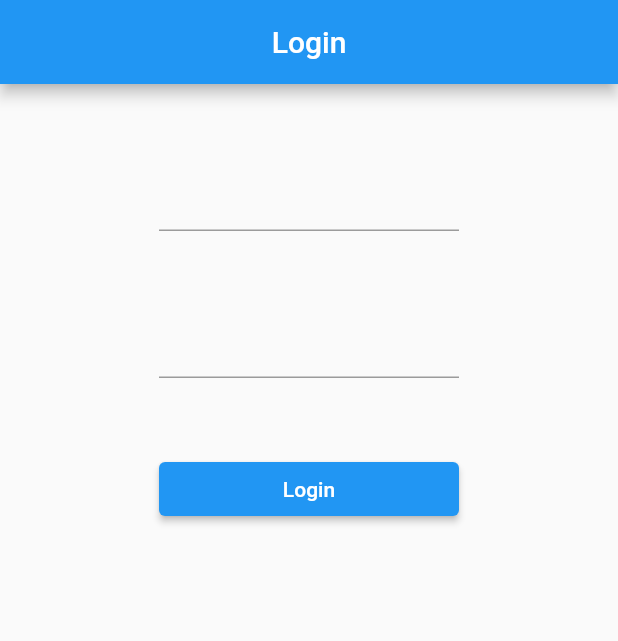
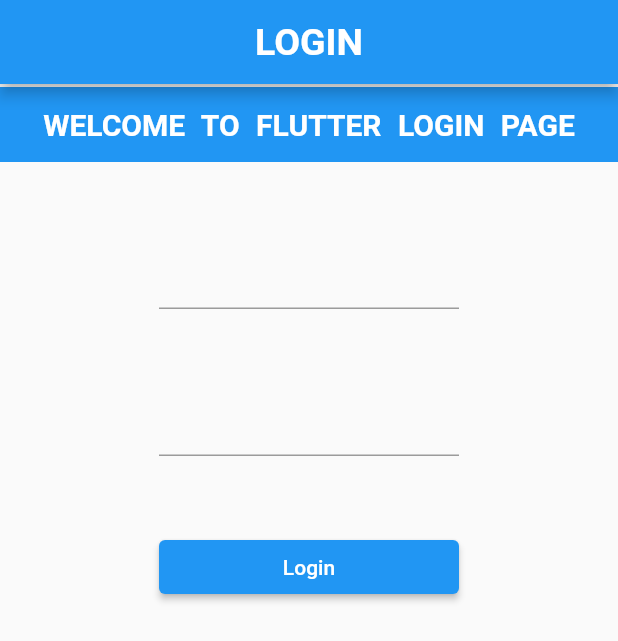
Before and after one commit to waleedrehman31/learning-flutter, a Flutter app: the screen it shows after launch, on a phone screen of 412 x 824 dp. Shown: the top 641 px of the screen. Run offline on Flutter 3.47's test engine with Material 2 defaults, Android fonts, the phone set to English and light mode, and no system bars.

Commit message:
Create login page and text styling

```diff
--- a/lib/main.dart
+++ b/lib/main.dart
@@ -14,12 +14,38 @@
       home: Scaffold(
         appBar: AppBar(
           title: Center(
-            child: Text("Login"),
+            child: Text(
+              "LOGIN",
+              style: TextStyle(
+                fontSize: 25,
+                fontWeight: FontWeight.bold,
+              ),
+            ),
           ),
         ),
         body: Center(
           child: Column(
             children: [
+              SizedBox(
+                height: 2,
+              ),
+              Container(
+                width: double.infinity,
+                height: 50,
+                color: Colors.blue,
+                child: Center(
+                  child: Text(
+                    "WELCOME TO FLUTTER LOGIN PAGE",
+                    textAlign: TextAlign.center,
+                    style: TextStyle(
+                      fontSize: 20,
+                      fontWeight: FontWeight.bold,
+                      color: Colors.white,
+                      wordSpacing: 6,
+                    ),
+                  ),
+                ),
+              ),
               SizedBox(
                 height: 50,
               ),
```
